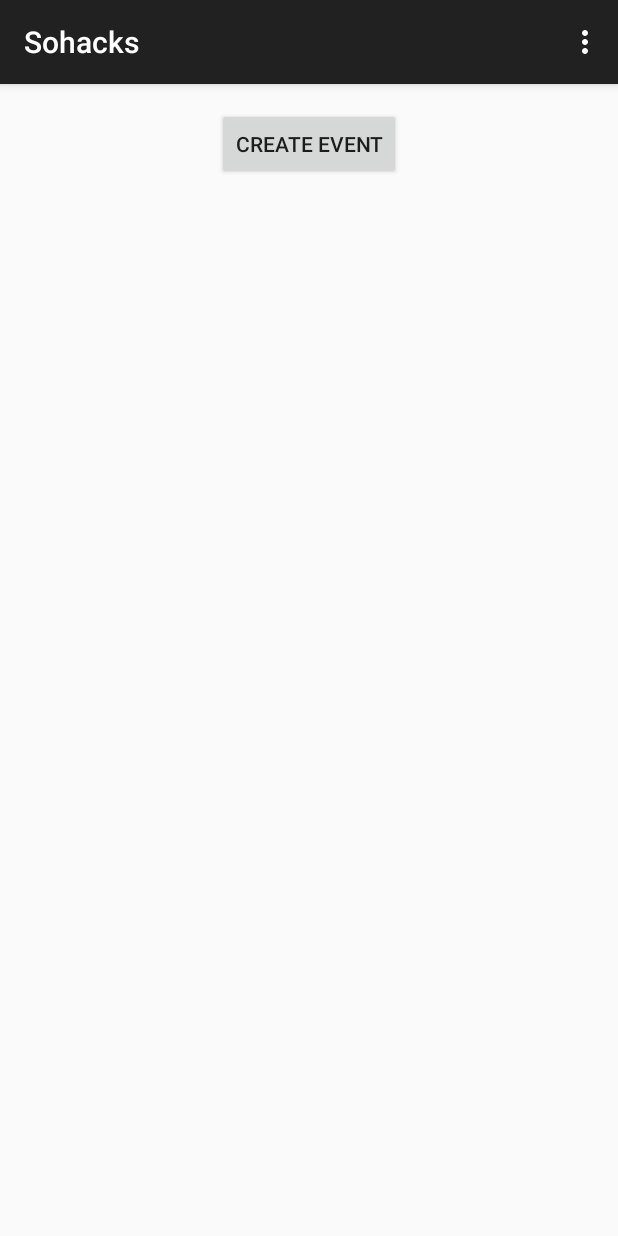
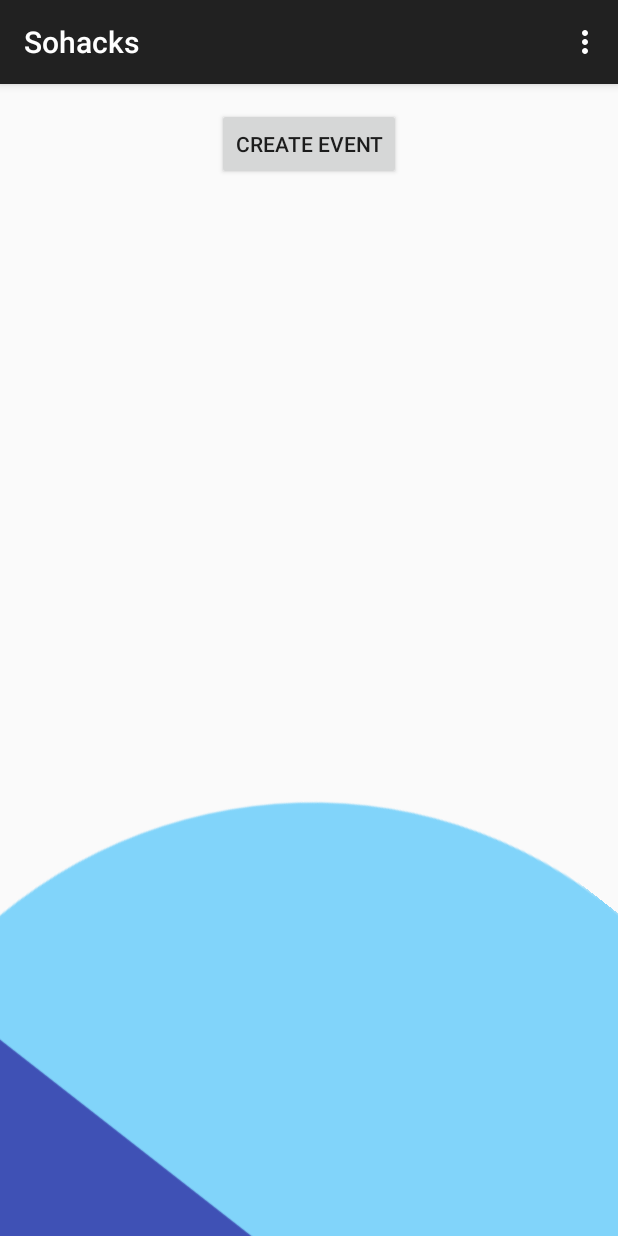
Before and after one commit to pescadl/sohacks-2015, an Android app: the screen it shows after launch (MainActivity), on a phone screen of 412 x 824 dp. Run offline under Robolectric (Android 15) with nearby library versions, the phone set to English and light mode, and no system bars.

```diff
--- a/app/src/main/AndroidManifest.xml
+++ b/app/src/main/AndroidManifest.xml
@@ -20,10 +20,6 @@
             android:name=".CreateEventActivity"
             android:label="@string/title_activity_create_event" >
         </activity>
-        <activity
-            android:name=".SpinningThing"
-            android:label="@string/title_activity_spinning_thing" >
-        </activity>
     </application>
 
 </manifest>
--- a/app/src/main/java/me/pescadl/sohacks/MainActivity.java
+++ b/app/src/main/java/me/pescadl/sohacks/MainActivity.java
@@ -1,64 +1,65 @@
 package me.pescadl.sohacks;
 
+import android.animation.AnimatorListenerAdapter;
+import android.animation.ObjectAnimator;
+import android.animation.TimeInterpolator;
+import android.animation.ValueAnimator;
 import android.app.ActionBar;
 import android.content.Intent;
+import android.content.res.Configuration;
+import android.content.res.Resources;
 import android.database.Cursor;
 import android.database.sqlite.SQLiteDatabase;
+import android.graphics.RectF;
+import android.support.v4.view.GestureDetectorCompat;
 import android.support.v7.app.AppCompatActivity;
 import android.os.Bundle;
+import android.util.DisplayMetrics;
+import android.util.TypedValue;
+import android.view.GestureDetector;
 import android.view.Menu;
 import android.view.MenuItem;
+import android.view.MotionEvent;
 import android.view.View;
+import android.view.ViewGroup;
+import android.view.animation.Animation;
+import android.view.animation.DecelerateInterpolator;
+import android.view.animation.RotateAnimation;
+import android.widget.ImageView;
 import android.widget.TableLayout;
 import android.widget.TableRow;
 import android.widget.TextView;
 
-public class MainActivity extends AppCompatActivity {
+import java.util.Calendar;
+
+public class MainActivity extends AppCompatActivity implements GestureDetector.OnGestureListener{
+    float currdegree;
+
+    private GestureDetectorCompat mDetector;
 
     @Override
     protected void onCreate(Bundle savedInstanceState) {
         super.onCreate(savedInstanceState);
         setContentView(R.layout.activity_main);
+        mDetector = new GestureDetectorCompat(this,this);
     }
 
     @Override
-    public void onResume(){
+    public void onResume() {
         super.onResume();
 
-        EventOpenHelper evHelper = new EventOpenHelper(getBaseContext());
-        SQLiteDatabase db = evHelper.getReadableDatabase();
-        String[] projection = {
-                "name",
-                "startTime",
-                "endTime",
-                "location",
-                "description"
-        };
-        String sortOrder = "name DESC";
-        Cursor c = db.query("events", projection, null, null, null, null, sortOrder);
-        c.moveToFirst();
-        TableLayout tab = (TableLayout) findViewById(R.id.eventTable);
-        tab.removeAllViews();
-        while(!c.isAfterLast()) {
-            TableRow tr = new TableRow(this);
-            TextView name = new TextView(this);
-            name.setText(c.getString(c.getColumnIndexOrThrow("name")));
-            TextView startTime = new TextView(this);
-            startTime.setText(c.getString(c.getColumnIndexOrThrow("startTime")));
-            TextView endTime = new TextView(this);
-            endTime.setText(c.getString(c.getColumnIndexOrThrow("endTime")));
-            TextView location = new TextView(this);
-            location.setText(c.getString(c.getColumnIndexOrThrow("location")));
-            TextView description = new TextView(this);
-            description.setText(c.getString(c.getColumnIndexOrThrow("description")));
-            tr.addView(name);
-            tr.addView(startTime);
-            tr.addView(endTime);
-            tr.addView(location);
-            tr.addView(description);
-            tab.addView(tr, new TableLayout.LayoutParams(TableRow.LayoutParams.WRAP_CONTENT, TableRow.LayoutParams.WRAP_CONTENT));
-            c.moveToNext();
-        }
+        Calendar c = Calendar.getInstance();
+        double decimalHours = c.get(Calendar.HOUR_OF_DAY) + c.get(Calendar.MINUTE) / 60.0;
+        float degrees = (int) ((decimalHours + 17) % 24 / 24.0 * 360.0);
+        ImageView wheelView = (ImageView) findViewById(R.id.wheelImageView);
+        currdegree = degrees;
+        wheelView.setRotation(-currdegree);
+    }
+
+    @Override
+    public boolean onTouchEvent(MotionEvent event) {
+        this.mDetector.onTouchEvent(event);
+        return super.onTouchEvent(event);
     }
 
     @Override
@@ -87,4 +88,54 @@ public class MainActivity extends AppCompatActivity {
         Intent intent = new Intent(this, CreateEventActivity.class);
         startActivity(intent);
     }
+
+    @Override
+    public boolean onDown(MotionEvent e) {
+        if(flingAnimator != null){
+            flingAnimator.cancel();
+        }
+        return true;
+    }
+
+    @Override
+    public void onShowPress(MotionEvent e) {
+
+    }
+
+    @Override
+    public boolean onSingleTapUp(MotionEvent e) {
+        return false;
+    }
+
+    @Override
+    public boolean onScroll(MotionEvent e1, MotionEvent e2, float distanceX, float distanceY) {
+        ImageView wheelView = (ImageView) findViewById(R.id.wheelImageView);
+        currdegree += (distanceX)/9;
+        wheelView.setRotation(-currdegree);
+        return true;
+    }
+
+    @Override
+    public void onLongPress(MotionEvent e) {
+
+    }
+    ValueAnimator flingAnimator;
+    @Override
+    public boolean onFling(MotionEvent e1, MotionEvent e2, float velocityX, float velocityY) {
+        ImageView wheelView = (ImageView) findViewById(R.id.wheelImageView);
+        flingAnimator = ValueAnimator.ofFloat(currdegree, currdegree-velocityX/20);
+        flingAnimator.addUpdateListener(new ValueAnimator.AnimatorUpdateListener(){
+
+            @Override
+            public void onAnimationUpdate(ValueAnimator animation) {
+                ImageView wheelView = (ImageView) findViewById(R.id.wheelImageView);
+                currdegree = (float)animation.getAnimatedValue();
+                wheelView.setRotation(-currdegree);
+            }
+        });
+        flingAnimator.setDuration(500);
+        flingAnimator.setInterpolator(new DecelerateInterpolator());
+        flingAnimator.start();
+        return false;
+    }
 }
--- a/app/src/main/res/layout/activity_main.xml
+++ b/app/src/main/res/layout/activity_main.xml
@@ -1,24 +1,44 @@
 <RelativeLayout xmlns:android="http://schemas.android.com/apk/res/android"
     xmlns:tools="http://schemas.android.com/tools" android:layout_width="match_parent"
-    android:layout_height="match_parent" android:paddingLeft="@dimen/activity_horizontal_margin"
-    android:paddingRight="@dimen/activity_horizontal_margin"
-    android:paddingTop="@dimen/activity_vertical_margin"
-    android:paddingBottom="@dimen/activity_vertical_margin" tools:context=".MainActivity">
+    android:layout_height="match_parent" android:paddingLeft="0dp"
+    android:paddingRight="0dp"
+    android:paddingTop="0dp"
+    android:paddingBottom="0dp" tools:context=".MainActivity"
+    android:padding="0dp">
+
+    <RelativeLayout
+        android:layout_width="match_parent"
+        android:layout_height="match_parent"
+        android:layout_centerHorizontal="true"
+        android:id="@+id/buttonLayout"
+        android:padding="16dp">
 
         <Button
             android:layout_width="wrap_content"
             android:layout_height="wrap_content"
             android:text="Create Event"
-        android:id="@+id/button"
+            android:id="@+id/createEventButton"
             android:layout_alignParentTop="true"
             android:layout_centerHorizontal="true"
             android:onClick="createEvent" />
+    </RelativeLayout>
 
-    <TableLayout
+    <RelativeLayout
         android:layout_width="match_parent"
         android:layout_height="match_parent"
-        android:layout_below="@+id/button"
+        android:id="@+id/wheelLayout">
+
+        <ImageView
+            android:layout_width="wrap_content"
+            android:layout_height="wrap_content"
+            android:id="@+id/wheelImageView"
+            android:src="@drawable/circle"
+            android:layout_alignParentBottom="true"
             android:layout_centerHorizontal="true"
-        android:id="@+id/eventTable">
-    </TableLayout>
+            android:layout_marginBottom="-350dp"
+            android:layout_marginLeft="-160dp"
+            android:layout_marginRight="-160dp" />
+
     </RelativeLayout>
+
+</RelativeLayout>
```
Also changed, not shown: app/src/main/java/me/pescadl/sohacks/SpinningThing.java (deleted, +0 -37 lines), app/src/main/res/layout/activity_spinning_thing.xml (deleted, +0 -19 lines), app/src/main/res/drawable/circle.png (added). Lines whose indentation alone changed are shown as unchanged.
